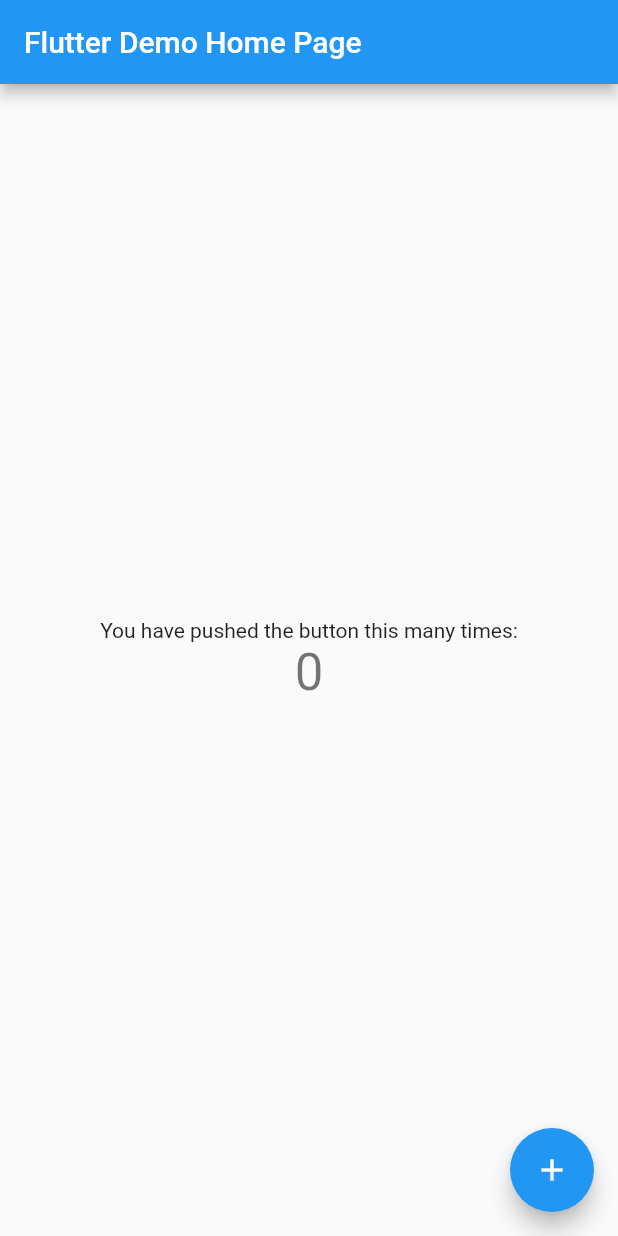
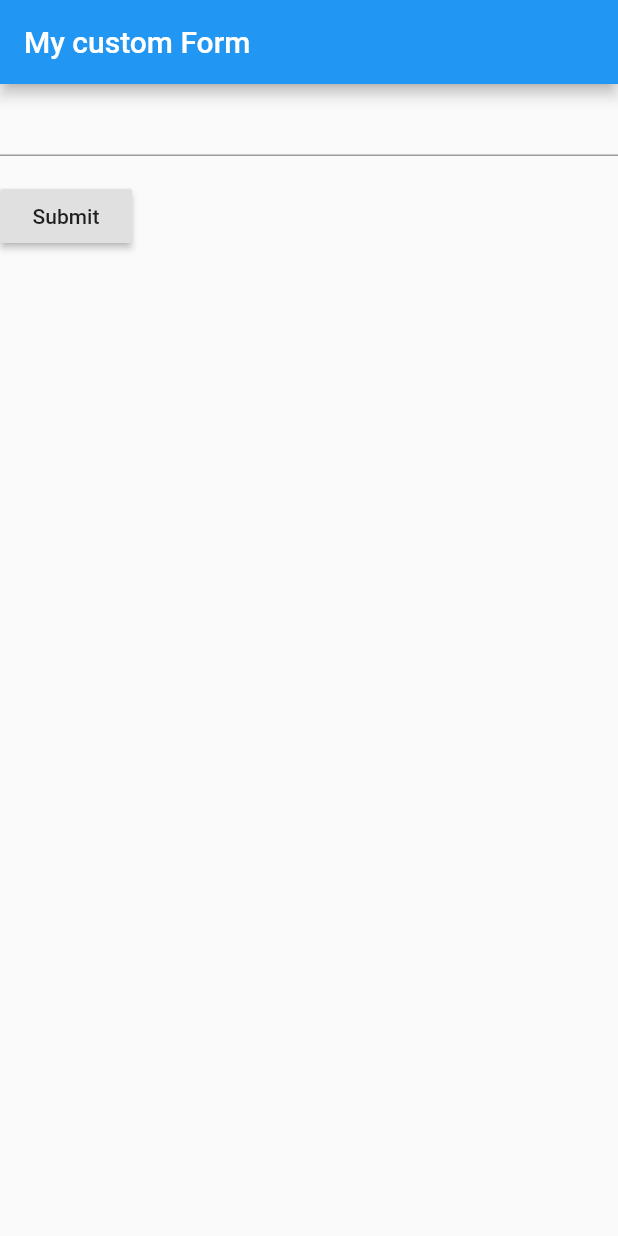
Before and after one commit to xYouPoPx/forms_restapi, a Flutter app: the screen it shows after launch, on a phone screen of 412 x 824 dp. Run offline on Flutter 3.47's test engine with Material 2 defaults, Android fonts, the phone set to English and light mode, and no system bars.

Commit message:
added custom form with state changing
voir mycustomform

```diff
--- a/lib/main.dart
+++ b/lib/main.dart
@@ -1,117 +1,9 @@
 import 'package:flutter/material.dart';
 
+import 'mycustomform.dart';
+
 void main() {
-  runApp(MyApp());
+  return runApp(
+    MaterialApp(home: MyCustomForm()),
+  );
 }
-
-class MyApp extends StatelessWidget {
-  // This widget is the root of your application.
-  @override
-  Widget build(BuildContext context) {
-    return MaterialApp(
-      title: 'Flutter Demo',
-      theme: ThemeData(
-        // This is the theme of your application.
-        //
-        // Try running your application with "flutter run". You'll see the
-        // application has a blue toolbar. Then, without quitting the app, try
-        // changing the primarySwatch below to Colors.green and then invoke
-        // "hot reload" (press "r" in the console where you ran "flutter run",
-        // or simply save your changes to "hot reload" in a Flutter IDE).
-        // Notice that the counter didn't reset back to zero; the application
-        // is not restarted.
-        primarySwatch: Colors.blue,
-        // This makes the visual density adapt to the platform that you run
-        // the app on. For desktop platforms, the controls will be smaller and
-        // closer together (more dense) than on mobile platforms.
-        visualDensity: VisualDensity.adaptivePlatformDensity,
-      ),
-      home: MyHomePage(title: 'Flutter Demo Home Page'),
-    );
-  }
-}
-
-class MyHomePage extends StatefulWidget {
-  MyHomePage({Key key, this.title}) : super(key: key);
-
-  // This widget is the home page of your application. It is stateful, meaning
-  // that it has a State object (defined below) that contains fields that affect
-  // how it looks.
-
-  // This class is the configuration for the state. It holds the values (in this
-  // case the title) provided by the parent (in this case the App widget) and
-  // used by the build method of the State. Fields in a Widget subclass are
-  // always marked "final".
-
-  final String title;
-
-  @override
-  _MyHomePageState createState() => _MyHomePageState();
-}
-
-class _MyHomePageState extends State<MyHomePage> {
-  int _counter = 0;
-
-  void _incrementCounter() {
-    setState(() {
-      // This call to setState tells the Flutter framework that something has
-      // changed in this State, which causes it to rerun the build method below
-      // so that the display can reflect the updated values. If we changed
-      // _counter without calling setState(), then the build method would not be
-      // called again, and so nothing would appear to happen.
-      _counter++;
-    });
-  }
-
-  @override
-  Widget build(BuildContext context) {
-    // This method is rerun every time setState is called, for instance as done
-    // by the _incrementCounter method above.
-    //
-    // The Flutter framework has been optimized to make rerunning build methods
-    // fast, so that you can just rebuild anything that needs updating rather
-    // than having to individually change instances of widgets.
-    return Scaffold(
-      appBar: AppBar(
-        // Here we take the value from the MyHomePage object that was created by
-        // the App.build method, and use it to set our appbar title.
-        title: Text(widget.title),
-      ),
-      body: Center(
-        // Center is a layout widget. It takes a single child and positions it
-        // in the middle of the parent.
-        child: Column(
-          // Column is also a layout widget. It takes a list of children and
-          // arranges them vertically. By default, it sizes itself to fit its
-          // children horizontally, and tries to be as tall as its parent.
-          //
-          // Invoke "debug painting" (press "p" in the console, choose the
-          // "Toggle Debug Paint" action from the Flutter Inspector in Android
-          // Studio, or the "Toggle Debug Paint" command in Visual Studio Code)
-          // to see the wireframe for each widget.
-          //
-          // Column has various properties to control how it sizes itself and
-          // how it positions its children. Here we use mainAxisAlignment to
-          // center the children vertically; the main axis here is the vertical
-          // axis because Columns are vertical (the cross axis would be
-          // horizontal).
-          mainAxisAlignment: MainAxisAlignment.center,
-          children: <Widget>[
-            Text(
-              'You have pushed the button this many times:',
-            ),
-            Text(
-              '$_counter',
-              style: Theme.of(context).textTheme.headline4,
-            ),
-          ],
-        ),
-      ),
-      floatingActionButton: FloatingActionButton(
-        onPressed: _incrementCounter,
-        tooltip: 'Increment',
-        child: Icon(Icons.add),
-      ), // This trailing comma makes auto-formatting nicer for build methods.
-    );
-  }
-}
--- /dev/null
+++ b/lib/mycustomform.dart
@@ -0,0 +1,103 @@
+// Define a custom Form widget.
+import 'package:flutter/material.dart';
+
+class MyCustomForm extends StatefulWidget {
+  @override
+  MyCustomFormState createState() {
+    return MyCustomFormState();
+  }
+}
+
+// Create a corresponding State class.
+// This class holds data related to the form.
+class MyCustomFormState extends State<MyCustomForm> {
+  // Create a global key that uniquely identifies the Form widget
+  // and allows validation of the form.
+  //
+  // Note: This is a GlobalKey<FormState>,
+  // not a GlobalKey<MyCustomFormState>.
+  final _formKey = GlobalKey<FormState>();
+  final _scaffoldKey = GlobalKey<ScaffoldState>();
+  final textFieldController = TextEditingController();
+  String textFromField = '';
+
+  @override
+  void initState() {
+    super.initState();
+
+    // Start listening to changes.
+    textFieldController.addListener(_printLatestValue);
+  }
+
+  @override
+  Widget build(BuildContext context) {
+    return Scaffold(
+      key: _scaffoldKey,
+      appBar: AppBar(
+        title: Text(
+          'My custom Form',
+        ),
+      ),
+      body: _formBuilder(context),
+    );
+  }
+
+  Widget _formBuilder(BuildContext context) {
+    return Form(
+      key: _formKey,
+      child: Column(
+        crossAxisAlignment: CrossAxisAlignment.start,
+        children: <Widget>[
+          _textFormField(context),
+          Padding(
+              padding: const EdgeInsets.symmetric(vertical: 16.0),
+              child: _submitButton(context)),
+          Text(textFromField),
+        ],
+      ),
+    );
+  }
+
+  Widget _submitButton(BuildContext context) {
+    return RaisedButton(
+      onPressed: () {
+        // Validate returns true if the form is valid, or false
+        // otherwise.
+        if (_formKey.currentState.validate()) {
+          // If the form is valid, display a Snackbar.
+          setState(() {
+            textFromField = textFieldController.text;
+          });
+          //print(textFieldController.text);
+          _scaffoldKey.currentState
+              .showSnackBar(SnackBar(content: Text('Processing Data')));
+        }
+      },
+      child: Text('Submit'),
+    );
+  }
+
+  Widget _textFormField(BuildContext context) {
+    return TextFormField(
+      controller: textFieldController,
+      validator: (value) {
+        if (value.isEmpty) {
+          print(value);
+          return 'Please enter some text';
+        }
+        return null;
+      },
+    );
+  }
+
+  _printLatestValue() {
+    print("Second text field: ${textFieldController.text}");
+  }
+
+  @override
+  void dispose() {
+    // Clean up the controller when the widget is disposed.
+    textFieldController.dispose();
+    super.dispose();
+  }
+}
--- a/pubspec.yaml
+++ b/pubspec.yaml
@@ -23,6 +23,7 @@ environment:
 dependencies:
   flutter:
     sdk: flutter
+  http: ^0.12.2
 
 
   # The following adds the Cupertino Icons font to your application.
```
Also changed, not shown: 1 other file.
